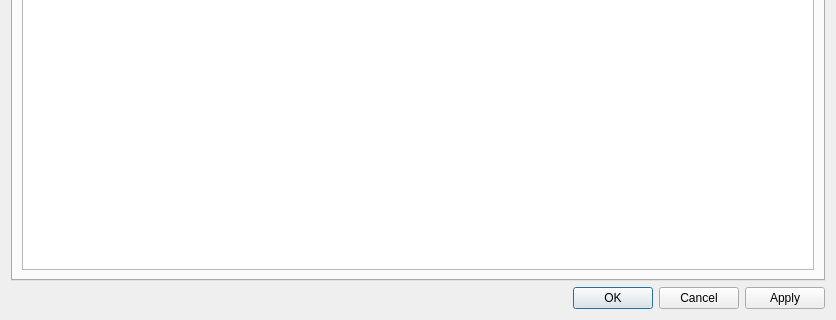
Qt form ui/settingsdlg.ui (QubesOS/qubes-manager) before a commit; both pictures show x 0 to 836 and y 345 to 665 of the 836 by 665 pixel window.
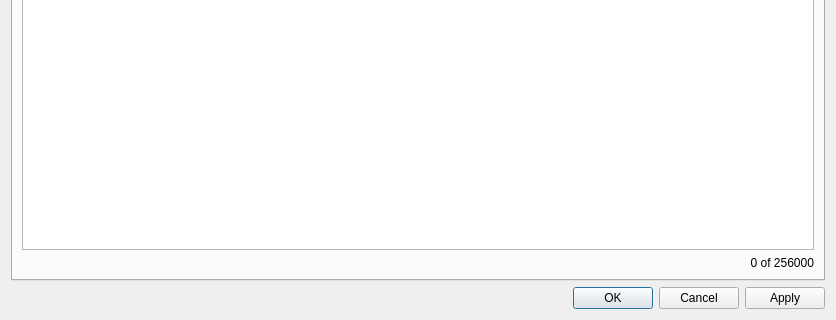
The same form after that commit. The open tabs and pages were chosen to show the change. Icons and pictures are not drawn. Custom widgets are drawn as their Qt base class.

Commit message: Add notes counter

Diff of the .ui file:
```diff
--- a/ui/settingsdlg.ui
+++ b/ui/settingsdlg.ui
@@ -2022,6 +2022,16 @@
              </property>
             </widget>
            </item>
+           <item>
+            <widget class="QLabel" name="notes_count">
+             <property name="text">
+              <string>0 of 256000</string>
+             </property>
+             <property name="alignment">
+              <set>Qt::AlignmentFlag::AlignRight|Qt::AlignmentFlag::AlignTrailing|Qt::AlignmentFlag::AlignVCenter</set>
+             </property>
+            </widget>
+           </item>
           </layout>
          </item>
         </layout>
```
The commit also changes 1 other file.
